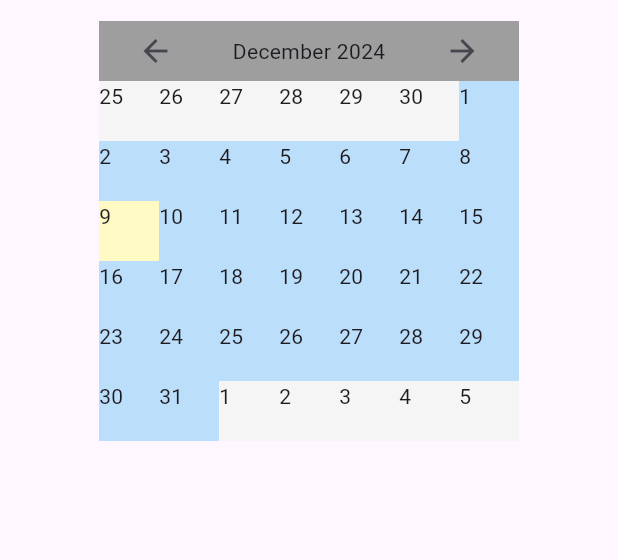
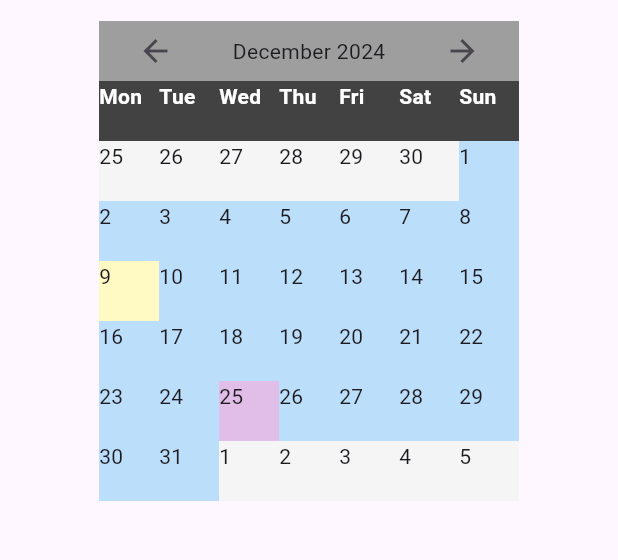
Before and after one commit to ChrisBriant/flutter_calendar, a Flutter app: the screen it shows after launch, on a phone screen of 412 x 824 dp, the part 63-623 px from its top. Run offline on Flutter 3.47's test engine with Material 3 defaults, Android fonts, the phone set to English and light mode, and no system bars.

```diff
--- a/lib/screens/homescreen.dart
+++ b/lib/screens/homescreen.dart
@@ -10,7 +10,11 @@ class HomeScreen extends StatelessWidget {
       appBar: AppBar(
         title: const Text('Calendar Demo'),
       ),
-      body: CalendarWidget(),
+      body: CalendarWidget( dateActions: {
+        DateTime(2025,1,25) : () => print('Chinx'),
+        DateTime(2024,12,25) : () => print('xmas'),
+        DateTime(2024,10,10) : () => print('It is October'),
+      },),
 
     );
   }
--- a/lib/widgets/calendarwidget.dart
+++ b/lib/widgets/calendarwidget.dart
@@ -69,26 +69,6 @@ class _CalendarWidgetState extends State<CalendarWidget> {
     }
   }
 
-
-  // getMonth() {
-  //   int nextMonth = 0;
-  //   int nextMonthYear = selectedDate.year;
-  //   int prevMonth = 0;
-  //   int prevMonthYear = selectedDate.year;
-
-  //   //Get the next month
-  //   selectedDate.month + 1 == 13 ? { nextMonth = 1, nextMonthYear += 1 } : nextMonth = selectedDate.month + 1;
-  //   DateTime nextMonthDate = DateTime(nextMonthYear,nextMonth);
-
-  //   //Get the previous month
-  //   selectedDate.month - 1 == 0 ? { prevMonth = 12, prevMonthYear -= 1 } : prevMonth = selectedDate.month - 1;
-  //   DateTime prevMonthDate = DateTime(prevMonthYear,prevMonth);
-
-  //   // print('NEXT MONTH $nextMonthDate');
-  //   // print('PREV MONTH $prevMonthDate');
-
-  // }
-
   //Get the previous monday
   getMonday(DateTime date) {
     if(date.weekday == DateTime.monday) {
@@ -108,20 +88,14 @@ class _CalendarWidgetState extends State<CalendarWidget> {
   }
 
   List<List<CalendarDay>> getCalendarDays() {
-    //selectedDate = DateTime(2025,10,1);
-    int start = DateTime(selectedDate.year,selectedDate.month).day;
     DateTime lastOfMonth =  getFirstNextMonth().subtract(const Duration(days: 1));
-    int end = lastOfMonth.day;
     DateTime firstMonday = getMonday(DateTime(selectedDate.year,selectedDate.month));
     DateTime lastSunday = getSunday(lastOfMonth);
 
     //2 fixes daylight saving when march 23
     int numberOfWeeks = (lastSunday.difference(firstMonday).inDays + 2) ~/ 7;
-    int dayDiff = (lastSunday.difference(firstMonday).inDays + 1);
 
-    print('START= $start, END=$end DAYDIFF=$dayDiff FIRSTOFMONTH=${DateTime(selectedDate.year,selectedDate.month)} MONDAY=$firstMonday SUNDAY=$lastSunday WEEKS=$numberOfWeeks');
     //Iterate through to generate the calendar day objects
-    //DateTime incDate = firstMonday;
     //Try to resolve daylight savings issue
     DateTime incDate =  DateTime(firstMonday.year,firstMonday.month,firstMonday.day,4);
     List<List<CalendarDay>> weeks = [];
@@ -135,10 +109,20 @@ class _CalendarWidgetState extends State<CalendarWidget> {
         DateTime today = DateTime.now();
 
         if( (incDate.day == today.day) && (incDate.month == today.month) && (incDate.year == today.year) ) {
-          //print("SETTING ACTIVE, current=$today, inc=$incDate");
           dayState = DayState.current;
         } else if(incDate.month == selectedDate.month) {
           dayState = DayState.enabled;
+        }
+
+        Function? clickAction;
+
+        //Check for action
+        if(widget.dateActions != null) {
+          clickAction = widget.dateActions?[DateTime(incDate.year,incDate.month,incDate.day)];
+          if(clickAction != null) {
+            dayState = DayState.active;
+          }
+
         }
 
         weekDays.add(
@@ -146,6 +130,7 @@ class _CalendarWidgetState extends State<CalendarWidget> {
             dayNumber: incDate.day,
             date: incDate,
             dayState: dayState,
+            clickAction: clickAction,
           )
         );
 
@@ -154,7 +139,6 @@ class _CalendarWidgetState extends State<CalendarWidget> {
       weeks.add(weekDays);
     }
 
-    print("The weeks are $weeks");
     return weeks;
   }
 
@@ -164,6 +148,8 @@ class _CalendarWidgetState extends State<CalendarWidget> {
         return Colors.blue.shade100;
       case DayState.current:
         return Colors.yellow.shade100;
+      case DayState.active:
+        return Colors.purple.shade100;
       default:
         return Colors.grey.shade100;
     }
@@ -180,7 +166,19 @@ class _CalendarWidgetState extends State<CalendarWidget> {
 
       for(CalendarDay calDay in week) {
         calDays.add(
-          Container(
+          calDay.clickAction != null
+          ? Container(
+            color: getDayColor(calDay.dayState),
+            child: InkWell(
+              onLongPress:  () => calDay.clickAction!(),
+              child: SizedBox(
+                width: 40,
+                height: 40,
+                child: Text(calDay.dayNumber.toString()),
+              ),
+            ),
+          )
+          : Container(
             width: 40,
             height: 40,
             color: getDayColor(calDay.dayState),
@@ -206,11 +204,6 @@ class _CalendarWidgetState extends State<CalendarWidget> {
 
   @override
   Widget build(BuildContext context) {
-    print('Next month ${getFirstNextMonth().toString()}');
-    print('Prev month ${getFirstPrevMonth().toString()}');
-
-    //getCalendarDays();
-
     return SizedBox(
       width: MediaQuery.of(context).size.width,
       child: Column(
@@ -246,6 +239,53 @@ class _CalendarWidgetState extends State<CalendarWidget> {
               ],
             ),
           ),
+          Row(
+            mainAxisAlignment: MainAxisAlignment.center,
+            children: [
+              Container(
+                width: 40,
+                height: 40,
+                color: Colors.grey.shade800,
+                child: const Text('Mon', style: TextStyle(fontWeight: FontWeight.bold, color: Colors.white),),
+              ),
+              Container(
+                width: 40,
+                height: 40,
+                color: Colors.grey.shade800,
+                child: const Text('Tue', style: TextStyle(fontWeight: FontWeight.bold, color: Colors.white),),
+              ),
+              Container(
+                width: 40,
+                height: 40,
+                color: Colors.grey.shade800,
+                child: const Text('Wed', style: TextStyle(fontWeight: FontWeight.bold, color: Colors.white),),
+              ),
+              Container(
+                width: 40,
+                height: 40,
+                color: Colors.grey.shade800,
+                child: const Text('Thu', style: TextStyle(fontWeight: FontWeight.bold, color: Colors.white),),
+              ),
+              Container(
+                width: 40,
+                height: 40,
+                color: Colors.grey.shade800,
+                child: const Text('Fri', style: TextStyle(fontWeight: FontWeight.bold, color: Colors.white),),
+              ),
+              Container(
+                width: 40,
+                height: 40,
+                color: Colors.grey.shade800,
+                child: const Text('Sat', style: TextStyle(fontWeight: FontWeight.bold, color: Colors.white),),
+              ),
+              Container(
+                width: 40,
+                height: 40,
+                color: Colors.grey.shade800,
+                child: const Text('Sun', style: TextStyle(fontWeight: FontWeight.bold, color: Colors.white),),
+              ),
+            ],
+          ),
           getCalendarBlock()
         ],
       ),
```
